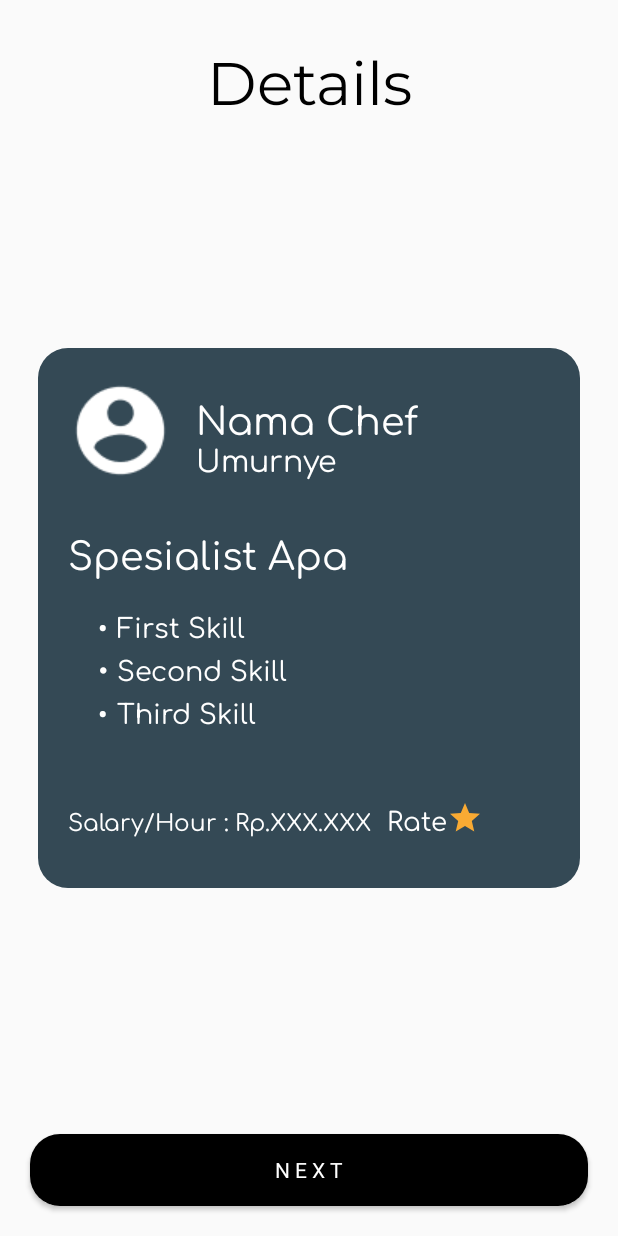
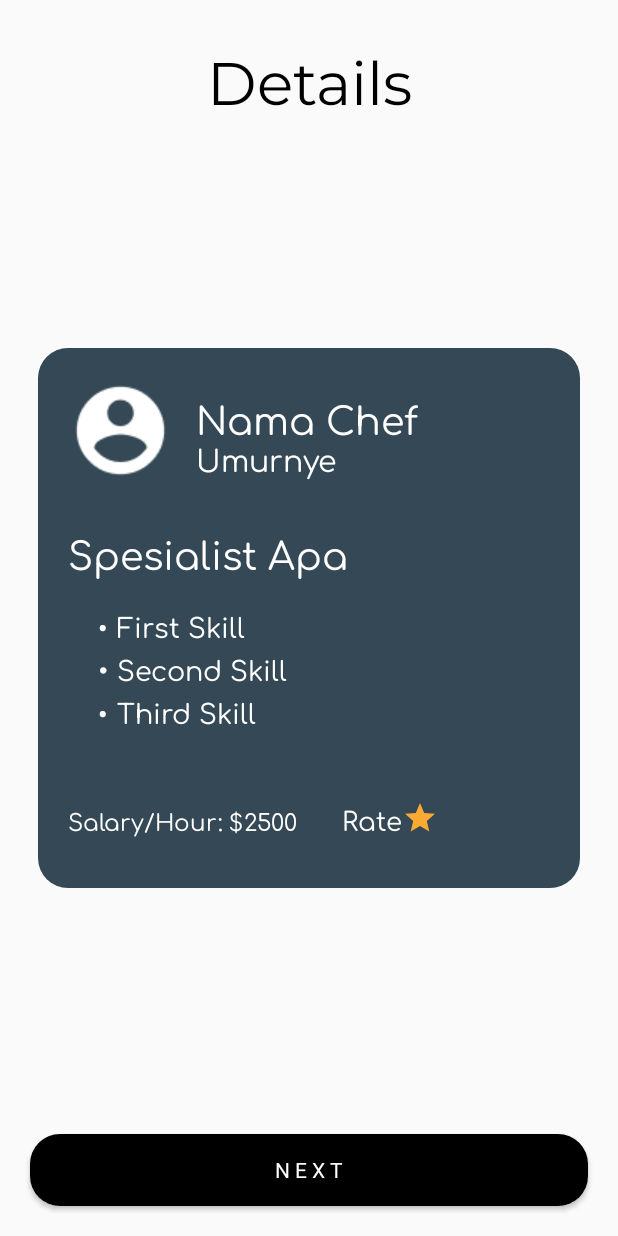
Before and after one commit to mnaufalabdillah/Foodmates, an Android app: the layout activity_chef_detail.xml on its own in the app's theme, with its tools: preview values and no code run, on a phone screen of 412 x 824 dp. Run offline under Robolectric (Android 15) with nearby library versions, the phone set to English and light mode, and no system bars; network calls fail; Roboto replaces fonts that are not available here.

```diff
--- a/app/src/main/AndroidManifest.xml
+++ b/app/src/main/AndroidManifest.xml
@@ -11,7 +11,8 @@
         android:roundIcon="@mipmap/ic_launcher_round"
         android:supportsRtl="true"
         android:theme="@style/AppTheme">
-        <activity android:name=".SearchChefActivity"></activity>
+        <activity android:name=".ChefDetail"></activity>
+        <activity android:name=".SearchChefActivity" />
         <activity android:name=".UserRegisActivity" />
         <activity android:name=".ChefRegisActivity" />
         <activity android:name=".RegisActivity" />
--- a/app/src/main/res/layout/details_chef.xml
+++ b/app/src/main/res/layout/activity_chef_detail.xml
@@ -1,8 +1,10 @@
 <?xml version="1.0" encoding="utf-8"?>
 <RelativeLayout xmlns:android="http://schemas.android.com/apk/res/android"
+    xmlns:app="http://schemas.android.com/apk/res-auto"
+    xmlns:tools="http://schemas.android.com/tools"
     android:layout_width="match_parent"
     android:layout_height="match_parent"
-    android:orientation="vertical">
+    tools:context=".ChefDetail">
 
     <TextView
         android:layout_width="match_parent"
@@ -33,6 +35,7 @@
             android:tint="@color/white"/>
 
         <TextView
+            android:id="@+id/tvNama"
             android:layout_width="wrap_content"
             android:layout_height="wrap_content"
             android:text="Nama Chef"
@@ -44,6 +47,7 @@
             android:layout_marginStart="105dp"/>
 
         <TextView
+            android:id="@+id/tvUmur"
             android:layout_width="wrap_content"
             android:layout_height="wrap_content"
             android:text="Umurnye"
@@ -54,6 +58,7 @@
             android:layout_marginStart="105dp"/>
 
         <TextView
+            android:id="@+id/tvSpesialisasi"
             android:layout_width="wrap_content"
             android:layout_height="wrap_content"
             android:text="Spesialist Apa"
@@ -77,6 +82,7 @@
                     android:textColor="@color/white"
                     android:textSize="18sp"/>
                 <TextView
+                    android:id="@+id/tvSkill1"
                     android:layout_column="2"
                     android:layout_width="wrap_content"
                     android:text="First Skill"
@@ -92,6 +98,7 @@
                     android:textColor="@color/white"
                     android:textSize="18sp"/>
                 <TextView
+                    android:id="@+id/tvSkill2"
                     android:layout_column="2"
                     android:layout_width="wrap_content"
                     android:text="Second Skill"
@@ -107,6 +114,7 @@
                     android:textColor="@color/white"
                     android:textSize="18sp"/>
                 <TextView
+                    android:id="@+id/tvSkill3"
                     android:layout_column="2"
                     android:layout_width="wrap_content"
                     android:text="Third Skill"
@@ -124,12 +132,21 @@
             <TextView
                 android:layout_width="wrap_content"
                 android:layout_height="wrap_content"
-                android:text="Salary/Hour : Rp.XXX.XXX"
+                android:text="Salary/Hour: $"
                 android:textColor="@android:color/white"
                 android:textSize="15sp"
                 android:fontFamily="@font/comfortaa"
                 android:layout_marginTop="300dp"
                 android:layout_marginStart="20dp"/>
+            <TextView
+                android:id="@+id/tvSalary"
+                android:layout_width="wrap_content"
+                android:layout_height="wrap_content"
+                android:text="2500"
+                android:textColor="@android:color/white"
+                android:textSize="15sp"
+                android:fontFamily="@font/comfortaa"
+                android:layout_marginTop="300dp"/>
 
             <TextView
                 android:layout_width="wrap_content"
@@ -141,8 +158,7 @@
                 android:drawableTint="@color/yellow"
                 android:fontFamily="@font/comfortaa"
                 android:layout_marginTop="300dp"
-                android:layout_marginStart="10dp" />
-
+                android:layout_marginStart="30dp" />
         </LinearLayout>
     </FrameLayout>
 
```
Also changed, not shown: app/src/main/java/com/rpl6/foodmates/Chef.java (+35 -0 lines), app/src/main/java/com/rpl6/foodmates/ChefAdapter.java (+13 -2 lines), app/src/main/java/com/rpl6/foodmates/ChefDetail.java (added, +88 -0 lines).
